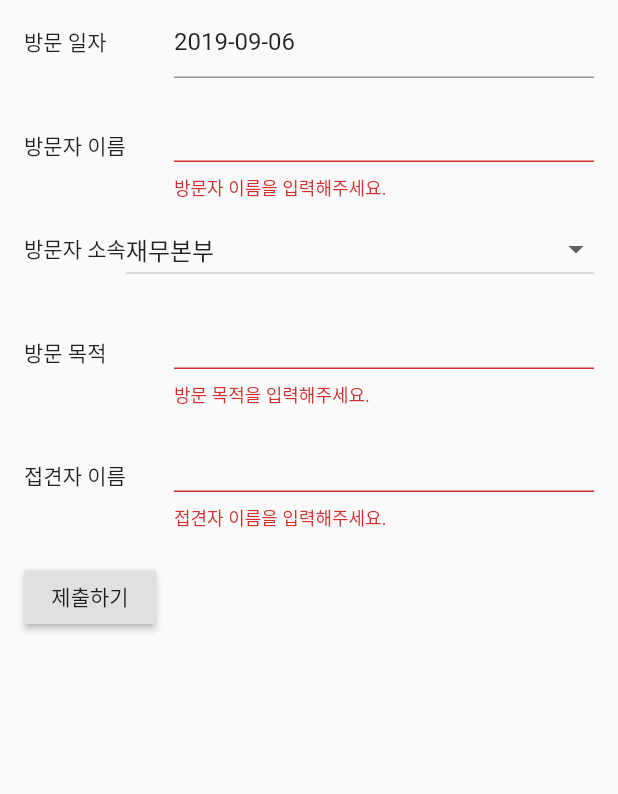
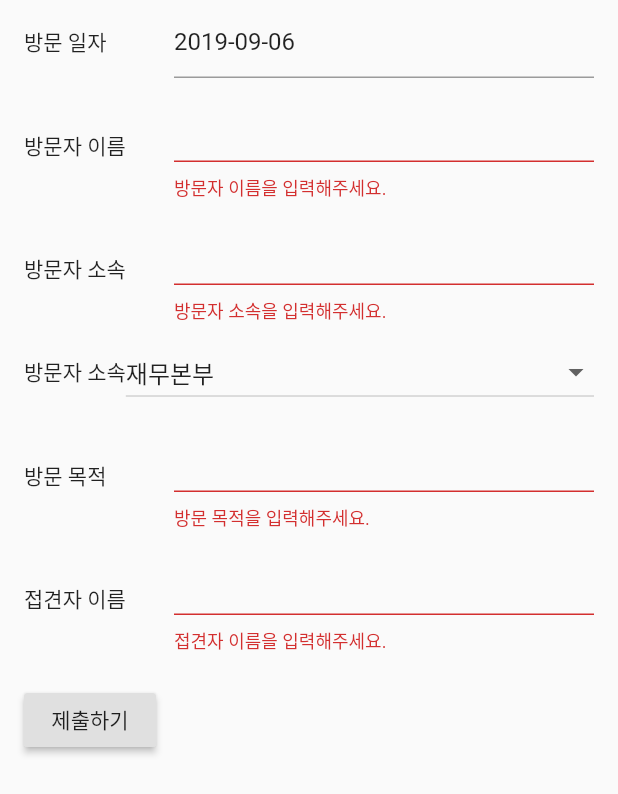
Before and after one commit to bonchangkoo/VisitorManagementApp, a Flutter app: the MyCustomForm widget shown alone on an empty page, opened directly, after a tap on "제출하기", on a phone screen of 412 x 824 dp. Shown: the top 794 px of the screen. Run offline on Flutter 3.47's test engine with Material 2 defaults, Android fonts, the phone set to English and light mode, and no system bars.

Commit message:
방문자 소속을 TextFormField로 추가

```diff
--- a/lib/main.dart
+++ b/lib/main.dart
@@ -115,6 +115,25 @@ class MyCustomFormState extends State<MyCustomForm> {
               ),
               Padding(
                 padding:
+                const EdgeInsets.symmetric(vertical: 4.0, horizontal: 16.0),
+                child: Row(children: <Widget>[
+                  Container(
+                    width: 100,
+                    child: Text("방문자 소속"),
+                  ),
+                  Expanded(
+                      child: TextFormField(
+                        validator: (value) {
+                          if (value.isEmpty) {
+                            return '방문자 소속을 입력해주세요.';
+                          }
+                          return null;
+                        },
+                      ))
+                ]),
+              ),
+              Padding(
+                padding:
                     const EdgeInsets.symmetric(vertical: 4.0, horizontal: 16.0),
                 child: Row(
                   children: <Widget>[
```
